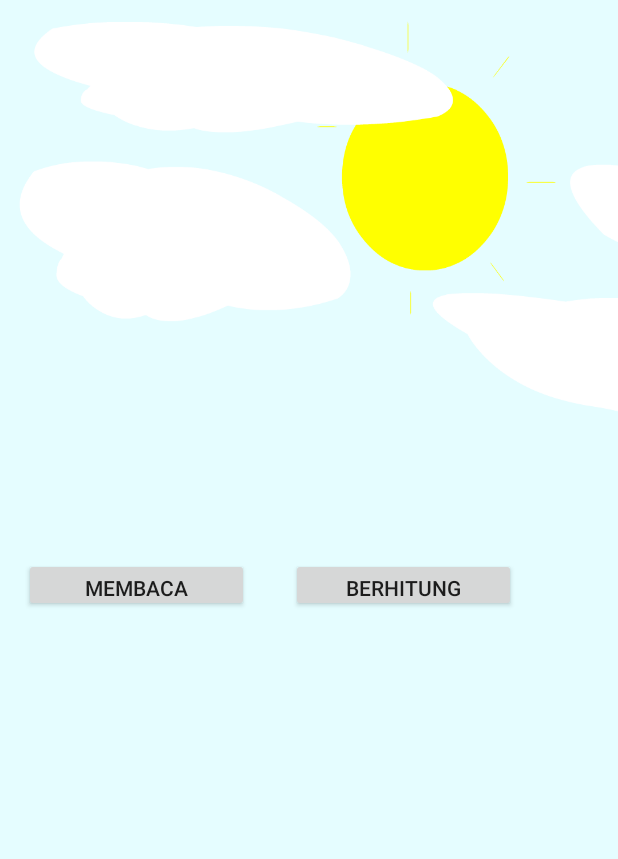
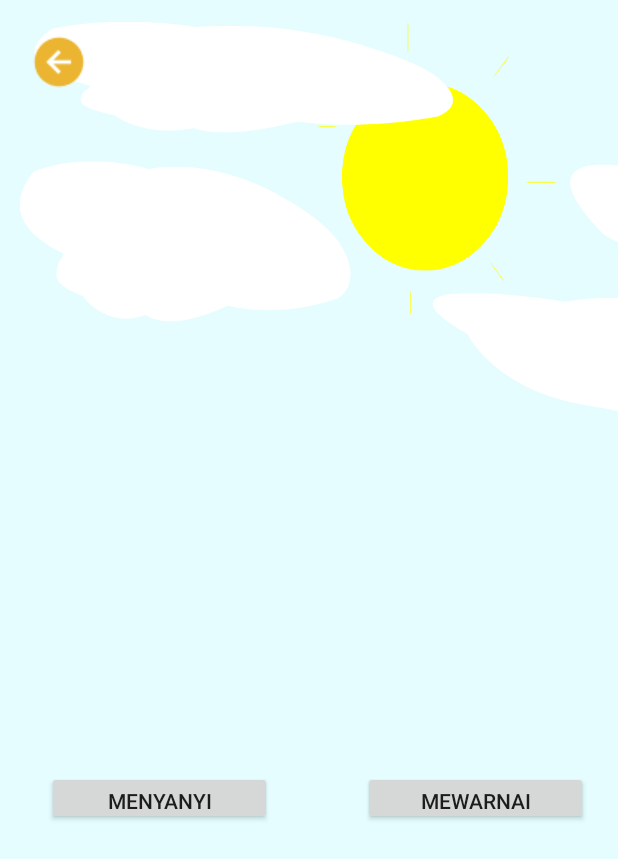
Before and after one commit to kristinamey/Project-Magang, an Android app: the hiburan screen opened directly, with no data from a screen before it, on a phone screen of 412 x 824 dp. Shown: the top 859 px of the screen. Run offline under Robolectric (Android 15) with nearby library versions, the phone set to English and light mode, and no system bars.

Commit message:
second mey

```diff
--- a/app/src/main/AndroidManifest.xml
+++ b/app/src/main/AndroidManifest.xml
@@ -9,7 +9,10 @@
         android:roundIcon="@mipmap/ic_launcher_round"
         android:supportsRtl="true"
         android:theme="@style/Theme.AppCompat.Light.NoActionBar">
-        <activity android:name=".Belajarangkalevel2Activity"></activity>
+        <activity android:name=".mewarnai"></activity>
+        <activity android:name=".menyanyi" />
+        <activity android:name=".utamahiburan" />
+        <activity android:name=".Belajarangkalevel2Activity" />
         <activity android:name=".activity_belajarlevel2" />
         <activity android:name=".mengenalwarna" />
         <activity android:name=".buahdansayur" />
--- a/app/src/main/java/com/example/sinow/hiburan.kt
+++ b/app/src/main/java/com/example/sinow/hiburan.kt
@@ -1,11 +1,26 @@
 package com.example.sinow
 
+import android.content.Intent
 import androidx.appcompat.app.AppCompatActivity
 import android.os.Bundle
+import com.example.sinow.mewarnai
+import kotlinx.android.synthetic.main.activity_belajar.*
+import kotlinx.android.synthetic.main.activity_hiburan.*
+import kotlinx.android.synthetic.main.activity_quis.*
 
 class hiburan : AppCompatActivity() {
     override fun onCreate(savedInstanceState: Bundle?) {
         super.onCreate(savedInstanceState)
         setContentView(R.layout.activity_hiburan)
+
+        btn_menyanyi.setOnClickListener {
+            val intent = Intent(this, menyanyi::class.java)
+            (startActivity(intent))
+        }
+
+        btn_mewarnai.setOnClickListener {
+            val intent = Intent(this, mewarnai::class.java)
+            (startActivity(intent))
+        }
     }
 }
--- a/app/src/main/res/layout/activity_hiburan.xml
+++ b/app/src/main/res/layout/activity_hiburan.xml
@@ -1,5 +1,5 @@
 <?xml version="1.0" encoding="utf-8"?>
-<RelativeLayout xmlns:android="http://schemas.android.com/apk/res/android"
+<androidx.constraintlayout.widget.ConstraintLayout xmlns:android="http://schemas.android.com/apk/res/android"
     xmlns:app="http://schemas.android.com/apk/res-auto"
     xmlns:tools="http://schemas.android.com/tools"
     android:layout_width="match_parent"
@@ -7,55 +7,78 @@
     tools:context=".hiburan">
 
     <pl.droidsonroids.gif.GifImageView
+        android:id="@+id/gifImageView5"
         android:layout_width="wrap_content"
         android:layout_height="wrap_content"
         android:scaleType="fitXY"
         android:src="@drawable/homesementara"
         tools:ignore="MissingConstraints" />
 
+    <ImageView
+        android:layout_width="wrap_content"
+        android:layout_height="wrap_content"
+        android:src="@drawable/keluar"
+        app:layout_constraintBottom_toBottomOf="parent"
+        app:layout_constraintEnd_toEndOf="parent"
+        app:layout_constraintHorizontal_bias="0.052"
+        app:layout_constraintStart_toStartOf="parent"
+        app:layout_constraintTop_toTopOf="parent"
+        app:layout_constraintVertical_bias="0.027"
+        tools:ignore="MissingConstraints" />
+
     <View
         android:id="@+id/button_huru"
         android:layout_width="150dp"
         android:layout_height="180dp"
-        android:layout_alignParentLeft="true"
-        android:layout_marginLeft="16dp"
-        android:layout_alignParentTop="true"
-        android:layout_marginTop="228dp"
-        android:background="#00000000" />
+        android:background="#00000000"
+        app:layout_constraintBottom_toBottomOf="parent"
+        app:layout_constraintEnd_toEndOf="@+id/gifImageView5"
+        app:layout_constraintHorizontal_bias="0.923"
+        app:layout_constraintStart_toStartOf="parent"
+        app:layout_constraintTop_toTopOf="parent"
+        app:layout_constraintVertical_bias="0.465"
+        tools:ignore="MissingConstraints" />
 
     <Button
-        android:id="@+id/quiz_membac"
+        android:id="@+id/btn_mewarnai"
         android:layout_width="150dp"
         android:layout_height="36dp"
-        android:layout_alignParentLeft="true"
-        android:layout_marginLeft="16dp"
-        android:layout_alignParentTop="true"
-        android:layout_marginTop="372dp"
-        android:text="membaca"
         android:gravity="center_horizontal|center_vertical"
-        />
+        android:text="Mewarnai"
+        app:layout_constraintBottom_toBottomOf="parent"
+        app:layout_constraintEnd_toEndOf="parent"
+        app:layout_constraintHorizontal_bias="0.923"
+        app:layout_constraintStart_toStartOf="parent"
+        app:layout_constraintTop_toTopOf="parent"
+        app:layout_constraintVertical_bias="0.652"
+        tools:ignore="MissingConstraints" />
 
     <View
         android:id="@+id/button_angk"
         android:layout_width="150dp"
         android:layout_height="180dp"
-        android:layout_alignParentLeft="true"
-        android:layout_marginLeft="194dp"
-        android:layout_alignParentTop="true"
-        android:layout_marginTop="228dp"
-        android:background="#00000000" />
+        android:background="#00000000"
+        app:layout_constraintBottom_toBottomOf="parent"
+        app:layout_constraintEnd_toEndOf="parent"
+        app:layout_constraintHorizontal_bias="0.119"
+        app:layout_constraintStart_toStartOf="parent"
+        app:layout_constraintTop_toTopOf="parent"
+        app:layout_constraintVertical_bias="0.465"
+        tools:ignore="MissingConstraints" />
 
     <Button
-        android:id="@+id/quiz_berhit"
+        android:id="@+id/btn_menyanyi"
         android:layout_width="150dp"
         android:layout_height="36dp"
-        android:layout_alignParentLeft="true"
-        android:layout_marginLeft="194dp"
-        android:layout_alignParentTop="true"
-        android:layout_marginTop="372dp"
-        android:text="Berhitung"
         android:gravity="center_horizontal|center_vertical"
-        />
+        android:text="Menyanyi"
+        app:layout_constraintBottom_toBottomOf="parent"
+        app:layout_constraintEnd_toEndOf="parent"
+        app:layout_constraintHorizontal_bias="0.119"
+        app:layout_constraintStart_toStartOf="parent"
+        app:layout_constraintTop_toTopOf="parent"
+        app:layout_constraintVertical_bias="0.652"
+        tools:ignore="MissingConstraints" />
 
 
-</RelativeLayout>
+</androidx.constraintlayout.widget.ConstraintLayout>
```
Also changed, not shown: app/src/main/java/com/example/sinow/menyanyi.kt (added, +11 -0 lines), app/src/main/java/com/example/sinow/mewarnai.kt (added, +11 -0 lines), app/src/main/res/drawable/kotakhiburan.xml (added, +24 -0 lines), app/src/main/res/drawable/kotakmewarnai.xml (added, +24 -0 lines), app/src/main/res/layout/activity_belajar.xml (+12 -0 lines), app/src/main/res/layout/activity_menyanyi.xml (added, +203 -0 lines), app/src/main/res/layout/activity_mewarnai.xml (added, +216 -0 lines), app/src/main/res/layout/activity_welcomepgdua.xml (+8 -1 lines), app/src/main/res/drawable/balon.png (added).
